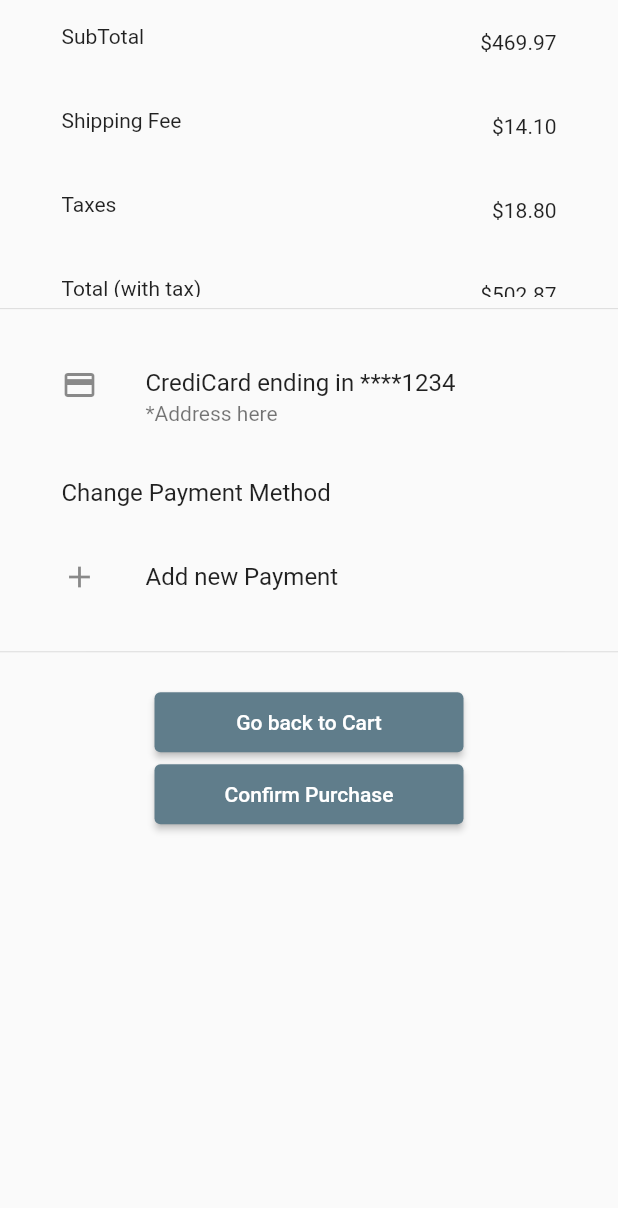
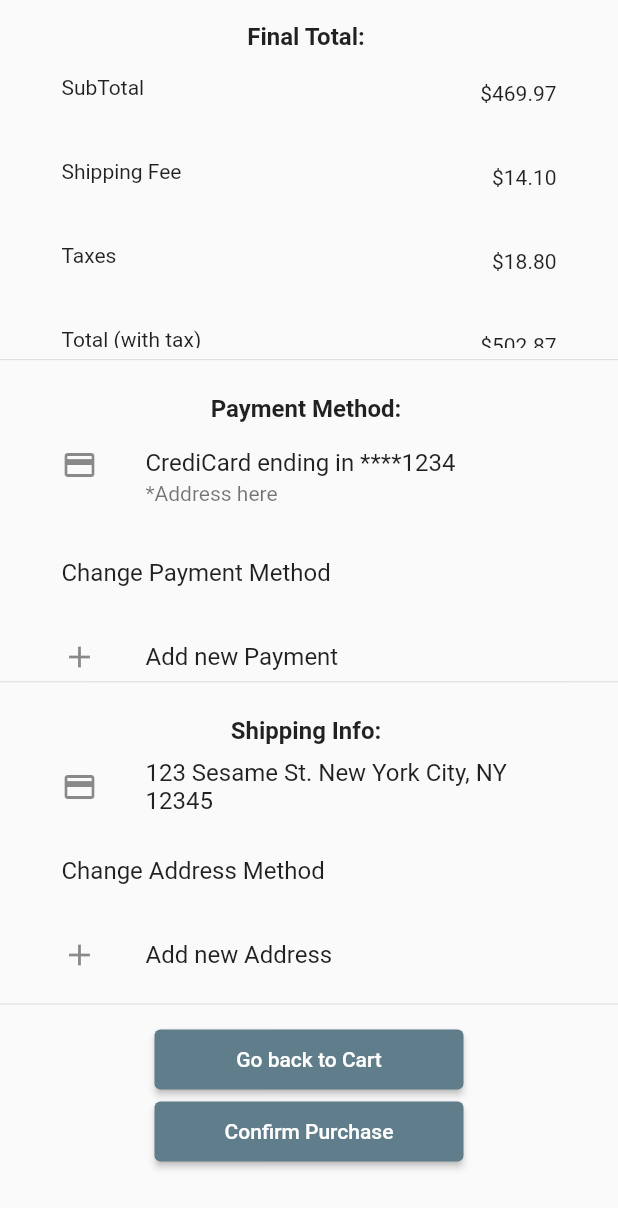
Before and after one commit to Cimpecoven/se330-project1, a Flutter app: the screen it shows after launch, item 3 of the bottom bar chosen, after a tap on "Proceed to Checkout", on a phone screen of 412 x 824 dp. Shown: the top 1208 px of the screen. Run offline on Flutter 3.47's test engine with Material 2 defaults, Android fonts, the phone set to English and light mode, and no system bars; our stand-ins replace sqflite; accounts and stored records are empty; network calls fail.

Commit message:
Last little polish on checkout and confirmation pages

```diff
--- a/victrola_shop/lib/screens/Cart-CheckoutScreens/checkout_screen.dart
+++ b/victrola_shop/lib/screens/Cart-CheckoutScreens/checkout_screen.dart
@@ -29,6 +29,13 @@ class CheckoutScreen extends StatelessWidget {
             child: Column(
               children: [
                 // Totals at the top
+                SizedBox(height: 15.0),
+                Text('Final Total: ',
+                    style: TextStyle(
+                      fontWeight: FontWeight.bold,
+                      fontSize: 16.0
+                    ),
+                ),
                 Container(
                   height: MediaQuery.of(context).size.height * 0.24,
                   width: MediaQuery.of(context).size.width - 50,
@@ -57,13 +64,14 @@ class CheckoutScreen extends StatelessWidget {
                 SizedBox(height: 15.0),
 
                 // Payment Method
-                // Row(
-                //   children: [
-                //     Icon()
-                //   ]
-                // )
+                Text('Payment Method: ',
+                    style: TextStyle(
+                      fontWeight: FontWeight.bold,
+                      fontSize: 16.0
+                    ),
+                ),
                 Container(
-                  height: MediaQuery.of(context).size.height * 0.24,
+                  height: MediaQuery.of(context).size.height * 0.2,
                   width: MediaQuery.of(context).size.width - 50,
                   child: ListView(
                     children: [
@@ -86,6 +94,33 @@ class CheckoutScreen extends StatelessWidget {
                 SizedBox(height: 15.0),
 
                 // Shipping Info
+                Text('Shipping Info: ',
+                    style: TextStyle(
+                      fontWeight: FontWeight.bold,
+                      fontSize: 16.0
+                    ),
+                ),
+                Container(
+                  height: MediaQuery.of(context).size.height * 0.2,
+                  width: MediaQuery.of(context).size.width - 50,
+                  child: ListView(
+                    children: [
+                      ListTile(
+                        leading: Icon(Icons.credit_card),
+                        title: Text('123 Sesame St. New York City, NY 12345'),
+                      ),
+                      ListTile(
+                        title: Text('Change Address Method'),
+                      ),
+                      ListTile(
+                        leading: Icon(Icons.add),
+                        title: Text('Add new Address'),
+                      ),
+                    ],
+                  )
+                ),
+                Divider(),
+                SizedBox(height: 5.0),
 
                 // Go back to cart button
                 ElevatedButton(
--- a/victrola_shop/lib/screens/Cart-CheckoutScreens/order-confirmed_screen.dart
+++ b/victrola_shop/lib/screens/Cart-CheckoutScreens/order-confirmed_screen.dart
@@ -13,24 +13,28 @@ class OrderConfirmedScreen extends StatelessWidget {
               children: [
                 Center(
                   child: Text('Thank you for shopping with us!',
+                  textAlign: TextAlign.center,
                     style: TextStyle(
                       fontWeight: FontWeight.bold,
                       fontSize: 38.0
                     ),
                   ),
                 ),
-
                 SizedBox(height: 15.0),
 
                 Container(
+                width: MediaQuery.of(context).size.height * 0.4,
+                height: MediaQuery.of(context).size.height * 0.4,
                 decoration: BoxDecoration(
-                    borderRadius: BorderRadius.circular(50.0),
+                    shape: BoxShape.circle,
+                    border: Border.all(color: Colors.lightGreen[800]!, width: 10.0),
+                    // borderRadius: BorderRadius.circular(50.0),
                     color: Colors.lightGreen[900]),
-                    child: Icon(Icons.check, size: 38.0, color: Colors.green[700]),
+                    child: Icon(Icons.check, size: 150.0, color: Colors.green[600]),
                 ),
 
                 Center(
-                  child: Text('Thank you for shopping with us!'),
+                  child: Text('Order Confirmed!', textAlign: TextAlign.center),
                 ),
                 SizedBox(height: 15.0),
 
@@ -40,7 +44,6 @@ class OrderConfirmedScreen extends StatelessWidget {
                     backgroundColor: MaterialStateProperty.all<Color>(Colors.blueGrey),
                     minimumSize: MaterialStateProperty.all(Size((MediaQuery.of(context).size.width * 0.5), 40.0))
                   ),
-                  // onPressed: () => Navigator.pushNamed(context, CheckoutScreen.routeName),
                   onPressed: () {
                     Navigator.popUntil(context, (route) => false);
                     Navigator.of(context).pushNamed('/');
```
